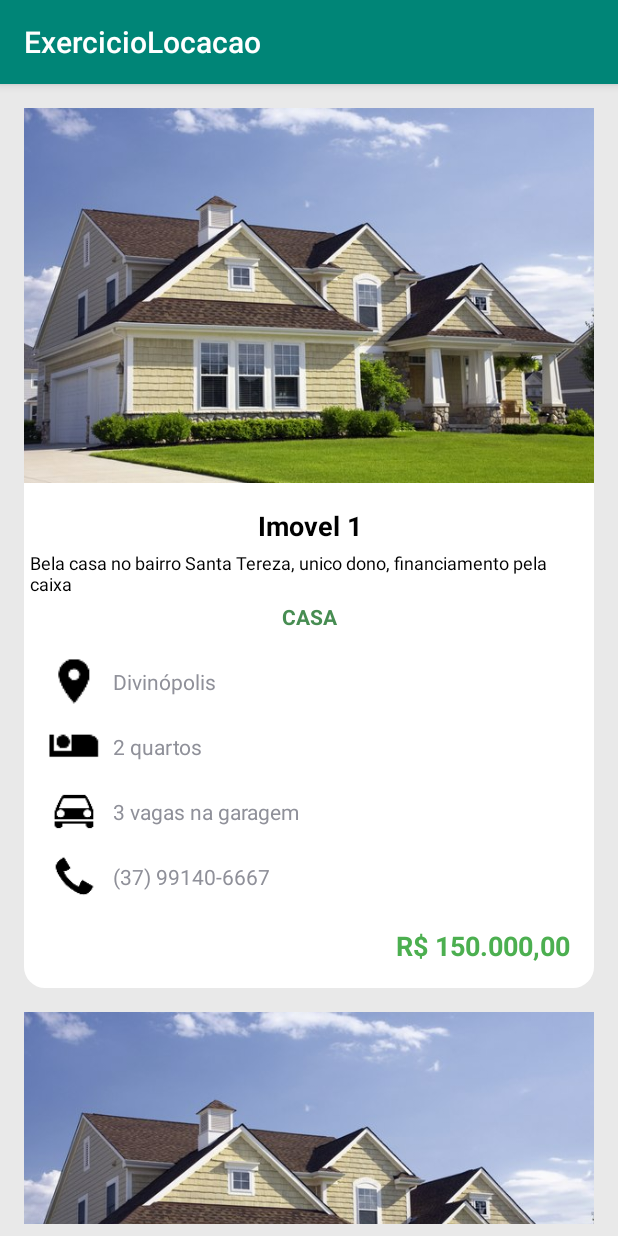
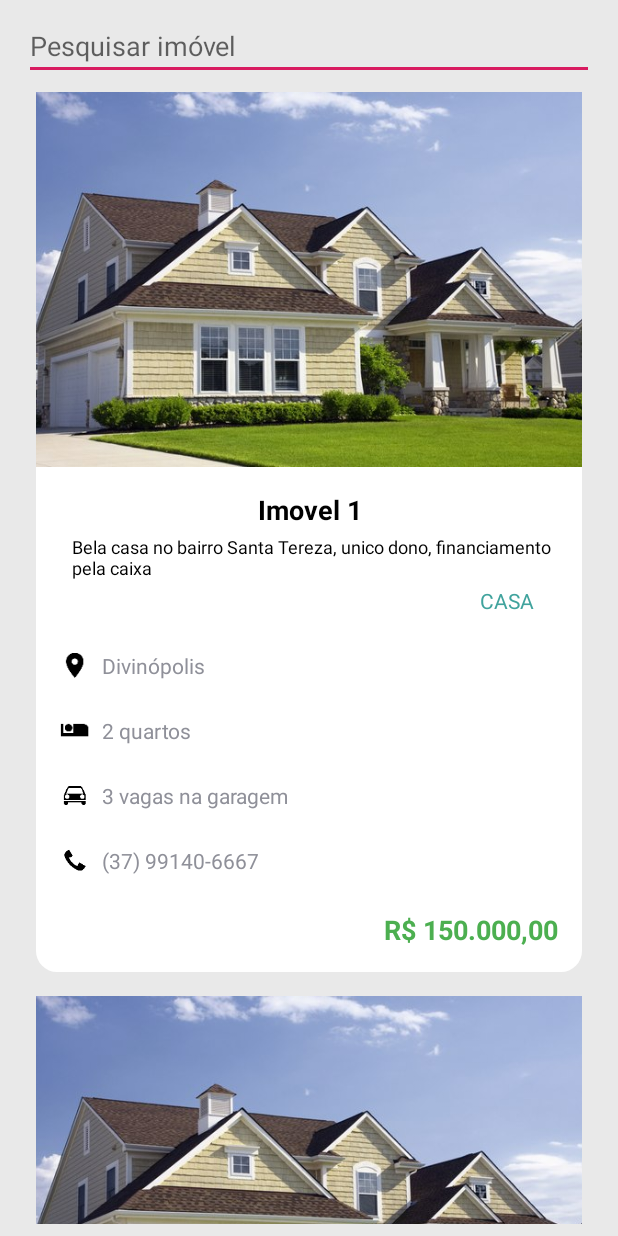
Before and after one commit to FlavioRoberto/exercicio_optativa_android_locacao_imovel, an Android app: the screen it shows after launch (MainActivity), on a phone screen of 412 x 824 dp. Run offline under Robolectric (Android 15) with nearby library versions, the phone set to English and light mode, and no system bars.

Commit message:
Barra de pesquisa para filtro

```diff
--- a/app/src/main/java/com/rimpressao/exerciciolocacao/activity/MainActivity.java
+++ b/app/src/main/java/com/rimpressao/exerciciolocacao/activity/MainActivity.java
@@ -5,6 +5,13 @@ import android.os.Bundle;
 import android.support.v7.widget.DefaultItemAnimator;
 import android.support.v7.widget.LinearLayoutManager;
 import android.support.v7.widget.RecyclerView;
+
+import android.util.Log;
+import android.view.KeyEvent;
+import android.view.inputmethod.EditorInfo;
+import android.widget.EditText;
+import android.widget.TextView;
+import android.widget.Toast;
 
 import com.rimpressao.exerciciolocacao.R;
 import com.rimpressao.exerciciolocacao.adapters.AdapterImovel;
@@ -16,19 +23,26 @@ import java.util.ArrayList;
 public class MainActivity extends AppCompatActivity {
     private ImovelServico servicoImovel;
     private RecyclerView rvImoveis;
+    private EditText editText;
 
+    private ArrayList<Imovel> listaImoveis;
 
     @Override
     protected void onCreate(Bundle savedInstanceState) {
         super.onCreate(savedInstanceState);
         setContentView(R.layout.activity_main);
 
+        editText = (EditText) findViewById(R.id.pesquisa);
+        editText.setOnEditorActionListener(editorActionListener);
+
+        getSupportActionBar().hide();
+
         carregarRecyclerViewImovel();
     }
 
     private void carregarRecyclerViewImovel() {
         servicoImovel = new ImovelServico(getApplicationContext());
-        ArrayList<Imovel> listaImoveis = servicoImovel.listarImoveis();
+        listaImoveis = servicoImovel.listarImoveis();
         AdapterImovel adapterImovel = new AdapterImovel(listaImoveis,getApplicationContext());
         rvImoveis = (RecyclerView) findViewById(R.id.lista_imoveis);
         RecyclerView.LayoutManager layoutManager = new LinearLayoutManager(getApplicationContext());
@@ -37,4 +51,33 @@ public class MainActivity extends AppCompatActivity {
         rvImoveis.setAdapter(adapterImovel);
         adapterImovel.notifyDataSetChanged();
     }
+
+    private TextView.OnEditorActionListener editorActionListener = new TextView.OnEditorActionListener() {
+        @Override
+        public boolean onEditorAction(TextView v, int actionId, KeyEvent event) {
+            switch (actionId) {
+                case EditorInfo.IME_ACTION_SEARCH:
+                    realizaPesquisa();
+                    break;
+            }
+            return false;
+        }
+    };
+
+    private void realizaPesquisa() {
+        for (Imovel item: listaImoveis) {
+            final String texto = editText.getText().toString();
+
+            Log.d("ITEM", texto);
+
+            if (editText.getText() != null) {
+                if (item != null && !item.getNome().contains(texto)) {
+                    listaImoveis.remove(item);
+                }
+            }
+            else {
+                listaImoveis = servicoImovel.listarImoveis();
+            }
+        }
+    }
 }
--- a/app/src/main/res/layout/activity_main.xml
+++ b/app/src/main/res/layout/activity_main.xml
@@ -1,5 +1,5 @@
 <?xml version="1.0" encoding="utf-8"?>
-<android.support.constraint.ConstraintLayout xmlns:android="http://schemas.android.com/apk/res/android"
+<ScrollView xmlns:android="http://schemas.android.com/apk/res/android"
     xmlns:app="http://schemas.android.com/apk/res-auto"
     xmlns:tools="http://schemas.android.com/tools"
     android:layout_width="match_parent"
@@ -8,9 +8,37 @@
     android:layout_height="match_parent"
     tools:context=".activity.MainActivity">
 
-    <android.support.v7.widget.RecyclerView
-        android:id="@+id/lista_imoveis"
-        android:layout_width="match_parent"
-        android:layout_height="match_parent"></android.support.v7.widget.RecyclerView>
+        <LinearLayout
+            android:layout_width="match_parent"
+            android:layout_height="match_parent"
+            android:orientation="vertical">
 
-</android.support.constraint.ConstraintLayout>
+            <LinearLayout
+                android:layout_width="match_parent"
+                android:layout_height="match_parent"
+                android:orientation="horizontal">
+
+                <EditText
+                    android:id="@+id/pesquisa"
+                    android:layout_width="match_parent"
+                    android:layout_height="match_parent"
+                    android:layout_marginStart="8dp"
+                    android:layout_marginEnd="8dp"
+                    android:hint="Pesquisar imóvel"
+                    android:inputType="text"
+                    android:imeOptions="actionSearch"
+                    />
+
+            </LinearLayout>
+
+            <android.support.v7.widget.RecyclerView
+                android:id="@+id/lista_imoveis"
+                android:layout_width="match_parent"
+                android:layout_height="match_parent"
+                android:layout_marginStart="8dp"
+                android:layout_marginEnd="8dp"
+                android:layout_marginBottom="8dp"
+                ></android.support.v7.widget.RecyclerView>
+
+        </LinearLayout>
+</ScrollView>
--- a/app/src/main/res/layout/imovel.xml
+++ b/app/src/main/res/layout/imovel.xml
@@ -36,6 +36,7 @@
             android:id="@+id/imovel_descricao"
             android:layout_width="match_parent"
             android:layout_height="wrap_content"
+            android:layout_marginLeft="20dp"
             android:text="Aqui vem a descrição"
             android:textAlignment="inherit"
             android:textColor="#000000"
@@ -47,11 +48,11 @@
         android:id="@+id/imovel_tipo"
         android:layout_width="match_parent"
         android:layout_height="match_parent"
-        android:gravity="center_horizontal"
+        android:layout_marginRight="32dp"
+        android:gravity="right"
         android:text="CASA"
-        android:textColor="#478D52"
-        android:textSize="14sp"
-        android:textStyle="bold" />
+        android:textColor="@color/colorPrimary"
+        android:textSize="14sp" />
 
     <LinearLayout
         android:layout_width="match_parent"
@@ -65,7 +66,7 @@
             android:orientation="horizontal">
 
             <ImageView
-                android:layout_width="35dp"
+                android:layout_width="20dp"
                 android:layout_height="match_parent"
                 android:src="@drawable/ic_location_on" />
 
@@ -87,7 +88,7 @@
             android:orientation="horizontal">
 
             <ImageView
-                android:layout_width="35dp"
+                android:layout_width="20dp"
                 android:layout_height="match_parent"
                 android:src="@drawable/ic_airline_seat_individual_suite" />
 
@@ -109,7 +110,7 @@
             android:orientation="horizontal">
 
             <ImageView
-                android:layout_width="35dp"
+                android:layout_width="20dp"
                 android:layout_height="match_parent"
                 android:src="@drawable/ic_action_car" />
 
@@ -131,7 +132,7 @@
             android:orientation="horizontal">
 
             <ImageView
-                android:layout_width="35dp"
+                android:layout_width="20dp"
                 android:layout_height="match_parent"
                 android:src="@drawable/ic_action_phone_start" />
 
--- a/app/src/main/res/values/colors.xml
+++ b/app/src/main/res/values/colors.xml
@@ -1,6 +1,6 @@
 <?xml version="1.0" encoding="utf-8"?>
 <resources>
-    <color name="colorPrimary">#008577</color>
+    <color name="colorPrimary">#40A39D</color>
     <color name="colorPrimaryDark">#00574B</color>
     <color name="colorAccent">#D81B60</color>
 </resources>
--- a/build.gradle
+++ b/build.gradle
@@ -7,7 +7,7 @@ buildscript {
 
     }
     dependencies {
-        classpath 'com.android.tools.build:gradle:3.3.0'
+        classpath 'com.android.tools.build:gradle:3.3.2'
 
         // NOTE: Do not place your application dependencies here; they belong
         // in the individual module build.gradle files
```
